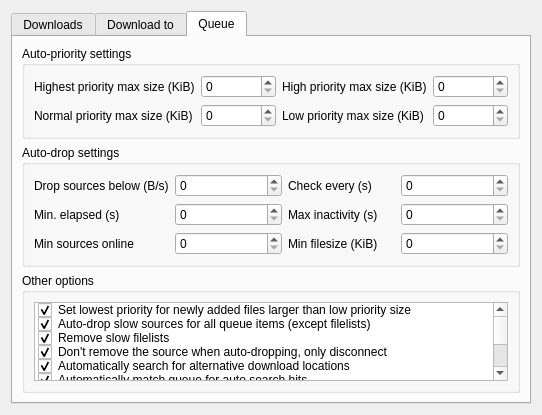
Before: the Qt Designer form eiskaltdcpp/ui/UISettingsDownloads.ui in eiskaltdcpp/eiskaltdcpp, drawn with Qt 5.
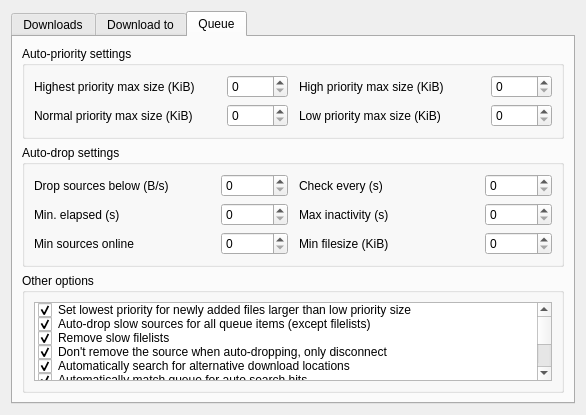
After: the same form once the commit is applied. The open tabs and pages were chosen to show the change.

The edit to the form file:
```diff
--- a/eiskaltdcpp/ui/UISettingsDownloads.ui
+++ b/eiskaltdcpp/ui/UISettingsDownloads.ui
@@ -6,7 +6,7 @@
    <rect>
     <x>0</x>
     <y>0</y>
-    <width>542</width>
+    <width>586</width>
     <height>374</height>
    </rect>
   </property>
@@ -241,7 +241,7 @@
             </property>
            </widget>
           </item>
-          <item row="0" column="3">
+          <item row="0" column="4">
            <widget class="QSpinBox" name="spinBox_HPMAX">
             <property name="maximum">
              <number>10000</number>
@@ -255,7 +255,7 @@
             </property>
            </widget>
           </item>
-          <item row="1" column="3">
+          <item row="1" column="4">
            <widget class="QSpinBox" name="spinBox_LPMAX">
             <property name="maximum">
              <number>10000</number>
@@ -264,32 +264,84 @@
           </item>
           <item row="0" column="0">
            <widget class="QLabel" name="label_7">
+            <property name="sizePolicy">
+             <sizepolicy hsizetype="Expanding" vsizetype="Preferred">
+              <horstretch>0</horstretch>
+              <verstretch>0</verstretch>
+             </sizepolicy>
+            </property>
             <property name="text">
              <string>Highest priority max size (KiB)</string>
             </property>
+            <property name="wordWrap">
+             <bool>true</bool>
+            </property>
            </widget>
           </item>
-          <item row="0" column="2">
+          <item row="0" column="3">
            <widget class="QLabel" name="label_9">
+            <property name="sizePolicy">
+             <sizepolicy hsizetype="Expanding" vsizetype="Preferred">
+              <horstretch>0</horstretch>
+              <verstretch>0</verstretch>
+             </sizepolicy>
+            </property>
             <property name="text">
              <string>High priority max size (KiB)</string>
             </property>
+            <property name="wordWrap">
+             <bool>true</bool>
+            </property>
            </widget>
           </item>
           <item row="1" column="0">
            <widget class="QLabel" name="label_8">
+            <property name="sizePolicy">
+             <sizepolicy hsizetype="Expanding" vsizetype="Preferred">
+              <horstretch>0</horstretch>
+              <verstretch>0</verstretch>
+             </sizepolicy>
+            </property>
             <property name="text">
              <string>Normal priority max size (KiB)</string>
             </property>
+            <property name="wordWrap">
+             <bool>true</bool>
+            </property>
            </widget>
           </item>
-          <item row="1" column="2">
+          <item row="1" column="3">
            <widget class="QLabel" name="label_10">
+            <property name="sizePolicy">
+             <sizepolicy hsizetype="Expanding" vsizetype="Preferred">
+              <horstretch>0</horstretch>
+              <verstretch>0</verstretch>
+             </sizepolicy>
+            </property>
             <property name="text">
              <string>Low priority max size (KiB)</string>
             </property>
+            <property name="wordWrap">
+             <bool>true</bool>
+            </property>
            </widget>
           </item>
+          <item row="0" column="2">
+           <spacer name="horizontalSpacer">
+            <property name="orientation">
+             <enum>Qt::Horizontal</enum>
+            </property>
+            <property name="sizeType">
+             <enum>QSizePolicy::Preferred</enum>
+            </property>
+            <property name="sizeHint" stdset="0">
+             <size>
+              <width>5</width>
+              <height>20</height>
+             </size>
+            </property>
+           </spacer>
+          </item>
          </layout>
         </widget>
        </item>
@@ -306,7 +358,7 @@
             </property>
            </widget>
           </item>
-          <item row="0" column="3">
+          <item row="0" column="4">
            <widget class="QSpinBox" name="spinBox_CHECKEVERY">
             <property name="maximum">
              <number>1000</number>
@@ -320,7 +372,7 @@
             </property>
            </widget>
           </item>
-          <item row="1" column="3">
+          <item row="1" column="4">
            <widget class="QSpinBox" name="spinBox_MAXINACT">
             <property name="maximum">
              <number>1000</number>
@@ -334,7 +386,7 @@
             </property>
            </widget>
           </item>
-          <item row="2" column="3">
+          <item row="2" column="4">
            <widget class="QSpinBox" name="spinBox_MINFSZ">
             <property name="maximum">
              <number>100000</number>
@@ -343,46 +395,116 @@
           </item>
           <item row="0" column="0">
            <widget class="QLabel" name="label_11">
+            <property name="sizePolicy">
+             <sizepolicy hsizetype="Expanding" vsizetype="Preferred">
+              <horstretch>0</horstretch>
+              <verstretch>0</verstretch>
+             </sizepolicy>
+            </property>
             <property name="text">
              <string>Drop sources below (B/s)</string>
             </property>
+            <property name="wordWrap">
+             <bool>true</bool>
+            </property>
            </widget>
           </item>
-          <item row="0" column="2">
+          <item row="0" column="3">
            <widget class="QLabel" name="label_12">
+            <property name="sizePolicy">
+             <sizepolicy hsizetype="Expanding" vsizetype="Preferred">
+              <horstretch>0</horstretch>
+              <verstretch>0</verstretch>
+             </sizepolicy>
+            </property>
             <property name="text">
              <string>Check every (s)</string>
             </property>
+            <property name="wordWrap">
+             <bool>true</bool>
+            </property>
            </widget>
           </item>
           <item row="1" column="0">
            <widget class="QLabel" name="label_13">
+            <property name="sizePolicy">
+             <sizepolicy hsizetype="Expanding" vsizetype="Preferred">
+              <horstretch>0</horstretch>
+              <verstretch>0</verstretch>
+             </sizepolicy>
+            </property>
             <property name="text">
              <string>Min. elapsed (s)</string>
             </property>
+            <property name="wordWrap">
+             <bool>true</bool>
+            </property>
            </widget>
           </item>
-          <item row="1" column="2">
+          <item row="1" column="3">
            <widget class="QLabel" name="label_14">
+            <property name="sizePolicy">
+             <sizepolicy hsizetype="Expanding" vsizetype="Preferred">
+              <horstretch>0</horstretch>
+              <verstretch>0</verstretch>
+             </sizepolicy>
+            </property>
             <property name="text">
              <string>Max inactivity (s)</string>
             </property>
+            <property name="wordWrap">
+             <bool>true</bool>
+            </property>
            </widget>
           </item>
           <item row="2" column="0">
            <widget class="QLabel" name="label_15">
+            <property name="sizePolicy">
+             <sizepolicy hsizetype="Expanding" vsizetype="Preferred">
+              <horstretch>0</horstretch>
+              <verstretch>0</verstretch>
+             </sizepolicy>
+            </property>
             <property name="text">
              <string>Min sources online</string>
             </property>
+            <property name="wordWrap">
+             <bool>true</bool>
+            </property>
            </widget>
           </item>
-          <item row="2" column="2">
+          <item row="2" column="3">
            <widget class="QLabel" name="label_16">
+            <property name="sizePolicy">
+             <sizepolicy hsizetype="Expanding" vsizetype="Preferred">
+              <horstretch>0</horstretch>
+              <verstretch>0</verstretch>
+             </sizepolicy>
+            </property>
             <property name="text">
              <string>Min filesize (KiB)</string>
             </property>
+            <property name="wordWrap">
+             <bool>true</bool>
+            </property>
            </widget>
           </item>
+          <item row="0" column="2">
+           <spacer name="horizontalSpacer_2">
+            <property name="orientation">
+             <enum>Qt::Horizontal</enum>
+            </property>
+            <property name="sizeType">
+             <enum>QSizePolicy::Preferred</enum>
+            </property>
+            <property name="sizeHint" stdset="0">
+             <size>
+              <width>5</width>
+              <height>20</height>
+             </size>
+            </property>
+           </spacer>
+          </item>
          </layout>
         </widget>
        </item>
@@ -394,6 +516,12 @@
          <layout class="QGridLayout" name="gridLayout_10">
           <item row="0" column="0">
            <widget class="QListWidget" name="listWidget">
+            <property name="minimumSize">
+             <size>
+              <width>0</width>
+              <height>0</height>
+             </size>
+            </property>
             <item>
              <property name="text">
               <string>Set lowest priority for newly added files larger than low priority size</string>
```
Left out of the diff: 33 changed lines with no effect on the pictures.
